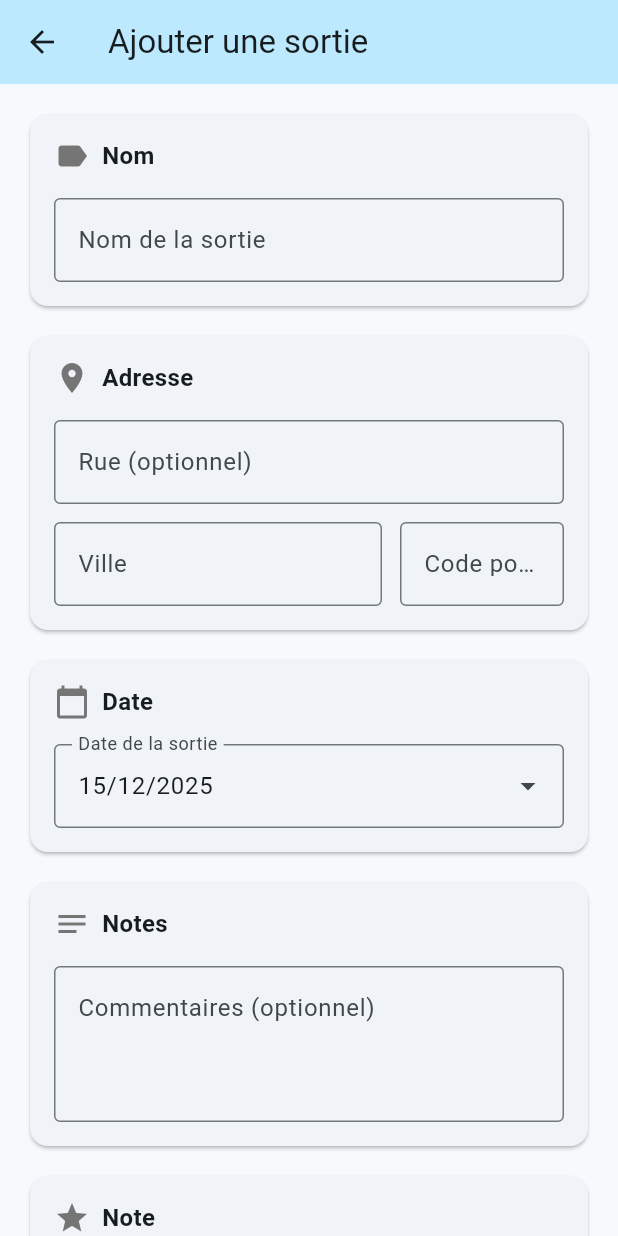
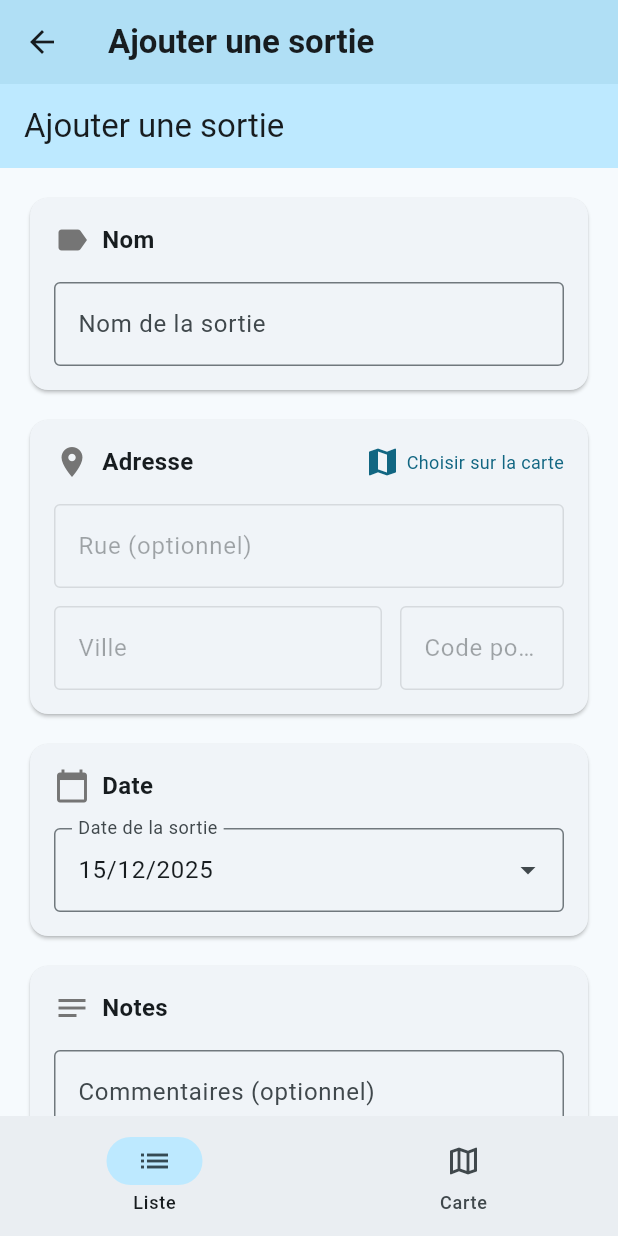
Before and after one commit to AzTaiiyoo/flutter_2025_carnet_voyage, a Flutter app: the screen it shows after launch, scrolled down 449 dp, after a tap on the "add" icon, on a phone screen of 412 x 824 dp. Run offline on Flutter 3.47's test engine with Material 3 defaults, Android fonts, the phone set to English and light mode, and no system bars; our stand-ins replace flutter_bloc, flutter_map, geocoding, latlong2.

Commit message:
feat(activity): Amélioration de AddActivity, fix de quelques comportements invoulu sur la Map et fix d'un bug sur la bottomNavBar

```diff
--- a/flutter_2025_carnet_voyage/lib/config/api_keys.dart
+++ b/flutter_2025_carnet_voyage/lib/config/api_keys.dart
@@ -3,6 +3,7 @@
 /// IMPORTANT: Ne pas commiter ce fichier avec de vraies clés API !
 /// Remplacez 'YOUR_API_KEY_HERE' par votre vraie clé OpenWeatherMap
 /// Obtenez votre clé gratuite sur: https://openweathermap.org/api
+library;
 
 class ApiKeys {
   /// Clé API OpenWeatherMap
--- a/flutter_2025_carnet_voyage/lib/repositories/repositories.dart
+++ /dev/null
@@ -1,6 +0,0 @@
-/// Barrel file pour les repositories
-/// Permet d'importer tous les repositories avec un seul import
-
-export 'address_repository.dart';
-export 'geo_coding_repository.dart';
-export 'weather_repository.dart';
--- a/flutter_2025_carnet_voyage/lib/ui/screen/add_activity.dart
+++ b/flutter_2025_carnet_voyage/lib/ui/screen/add_activity.dart
@@ -5,9 +5,13 @@ import 'package:intl/intl.dart';
 import '../../models/address.dart';
 import '../../models/sortie.dart';
 import '../../blocs/sortie_cubit.dart';
+import '../../blocs/map_cubit.dart';
 
 class AddActivity extends StatefulWidget {
-  const AddActivity({super.key});
+  final VoidCallback? onNavigateToMap;
+  final VoidCallback? onNavigateToList;
+
+  const AddActivity({super.key, this.onNavigateToMap, this.onNavigateToList});
 
   @override
   State<AddActivity> createState() => _AddActivityState();
@@ -30,6 +34,27 @@ class _AddActivityState extends State<AddActivity> {
   void initState() {
     super.initState();
     _dateController.text = DateFormat('dd/MM/yyyy').format(_selectedDate);
+  }
+
+  @override
+  void didChangeDependencies() {
+    super.didChangeDependencies();
+
+    // Récupérer l'adresse depuis le MapCubit si elle existe
+    final mapState = context.read<MapCubit>().state;
+    if (mapState.hasSelectedAddress) {
+      final Address address = mapState.selectedAddress!;
+      _streetController.text = address.street ?? '';
+      _cityController.text = address.city;
+      _postcodeController.text = address.postcode;
+    }
+  }
+
+  void _navigateToMap() {
+    // Naviguer vers la carte pour sélectionner une adresse via callback
+    if (widget.onNavigateToMap != null) {
+      widget.onNavigateToMap!();
+    }
   }
 
   @override
@@ -61,7 +86,19 @@ class _AddActivityState extends State<AddActivity> {
 
   @override
   Widget build(BuildContext context) {
-    return Scaffold(
+    return BlocListener<MapCubit, MapState>(
+      listener: (context, state) {
+        // Mettre à jour les champs quand une adresse est sélectionnée
+        if (state.hasSelectedAddress) {
+          final Address address = state.selectedAddress!;
+          setState(() {
+            _streetController.text = address.street ?? '';
+            _cityController.text = address.city;
+            _postcodeController.text = address.postcode;
+          });
+        }
+      },
+      child: Scaffold(
         appBar: AppBar(
           title: const Text('Ajouter une sortie'),
           backgroundColor: Theme.of(context).colorScheme.primaryContainer,
@@ -116,6 +153,9 @@ class _AddActivityState extends State<AddActivity> {
 
                   // Section Adresse
                   Card(
+                    child: InkWell(
+                      onTap: _navigateToMap,
+                      borderRadius: BorderRadius.circular(12),
                       child: Padding(
                         padding: const EdgeInsets.all(16.0),
                         child: Column(
@@ -123,13 +163,31 @@ class _AddActivityState extends State<AddActivity> {
                           children: [
                             Row(
                               children: [
-                            Icon(Icons.location_on, color: Colors.grey[600]),
+                                Icon(
+                                  Icons.location_on,
+                                  color: Colors.grey[600],
+                                ),
                                 const SizedBox(width: 8),
                                 const Text(
                                   'Adresse',
                                   style: TextStyle(
                                     fontSize: 16,
                                     fontWeight: FontWeight.bold,
+                                  ),
+                                ),
+                                const Spacer(),
+                                Icon(
+                                  Icons.map,
+                                  color: Theme.of(context).colorScheme.primary,
+                                ),
+                                const SizedBox(width: 4),
+                                Text(
+                                  'Choisir sur la carte',
+                                  style: TextStyle(
+                                    color: Theme.of(
+                                      context,
+                                    ).colorScheme.primary,
+                                    fontSize: 12,
                                   ),
                                 ),
                               ],
@@ -141,6 +199,7 @@ class _AddActivityState extends State<AddActivity> {
                                 labelText: 'Rue (optionnel)',
                                 border: OutlineInputBorder(),
                               ),
+                              enabled: false,
                             ),
                             const SizedBox(height: 12),
                             Row(
@@ -153,6 +212,7 @@ class _AddActivityState extends State<AddActivity> {
                                       labelText: 'Ville',
                                       border: OutlineInputBorder(),
                                     ),
+                                    enabled: false,
                                     validator: (value) {
                                       if (value == null || value.isEmpty) {
                                         return 'Ville requise';
@@ -169,6 +229,7 @@ class _AddActivityState extends State<AddActivity> {
                                       labelText: 'Code postal',
                                       border: OutlineInputBorder(),
                                     ),
+                                    enabled: false,
                                     keyboardType: TextInputType.number,
                                     validator: (value) {
                                       if (value == null || value.isEmpty) {
@@ -184,6 +245,7 @@ class _AddActivityState extends State<AddActivity> {
                         ),
                       ),
                     ),
+                  ),
                   const SizedBox(height: 12),
 
                   // Date
@@ -195,7 +257,10 @@ class _AddActivityState extends State<AddActivity> {
                         children: [
                           Row(
                             children: [
-                            Icon(Icons.calendar_today, color: Colors.grey[600]),
+                              Icon(
+                                Icons.calendar_today,
+                                color: Colors.grey[600],
+                              ),
                               const SizedBox(width: 8),
                               const Text(
                                 'Date',
@@ -291,7 +356,9 @@ class _AddActivityState extends State<AddActivity> {
                             children: List.generate(5, (index) {
                               return IconButton(
                                 icon: Icon(
-                                index < _rating ? Icons.star : Icons.star_border,
+                                  index < _rating
+                                      ? Icons.star
+                                      : Icons.star_border,
                                   color: Colors.amber,
                                   size: 36,
                                 ),
@@ -325,7 +392,9 @@ class _AddActivityState extends State<AddActivity> {
                     onPressed: () {
                       if (_formKey.currentState!.validate()) {
                         final Address address = Address(
-                        street: _streetController.text.isNotEmpty ? _streetController.text : null,
+                          street: _streetController.text.isNotEmpty
+                              ? _streetController.text
+                              : null,
                           city: _cityController.text,
                           postcode: _postcodeController.text,
                         );
@@ -335,12 +404,21 @@ class _AddActivityState extends State<AddActivity> {
                           name: _nameController.text,
                           address: address,
                           date: _selectedDate,
-                        note: _noteController.text.isNotEmpty ? _noteController.text : null,
+                          note: _noteController.text.isNotEmpty
+                              ? _noteController.text
+                              : null,
                           rating: _rating > 0 ? _rating : null,
                           imageUrl: null,
                         );
                         context.read<SortieCubit>().addSortie(newSortie);
-                      Navigator.of(context).pop();
+
+                        // Nettoyer les champs
+                        _resetForm();
+
+                        // Revenir à la liste
+                        if (widget.onNavigateToList != null) {
+                          widget.onNavigateToList!();
+                        }
 
                         ScaffoldMessenger.of(context).showSnackBar(
                           const SnackBar(
@@ -361,6 +439,21 @@ class _AddActivityState extends State<AddActivity> {
             ),
           ),
         ),
+      ),
     );
   }
+
+  void _resetForm() {
+    setState(() {
+      _nameController.clear();
+      _streetController.clear();
+      _cityController.clear();
+      _postcodeController.clear();
+      _noteController.clear();
+      _selectedDate = DateTime.now();
+      _dateController.text = DateFormat('dd/MM/yyyy').format(_selectedDate);
+      _rating = 0;
+    });
+    context.read<MapCubit>().clearSelection();
   }
+}
--- a/flutter_2025_carnet_voyage/lib/ui/screen/home.dart
+++ b/flutter_2025_carnet_voyage/lib/ui/screen/home.dart
@@ -1,5 +1,5 @@
 import 'package:flutter/material.dart';
-import '../../routes/routes.dart';
+import 'package:flutter_2025_carnet_voyage/ui/screen/add_activity.dart';
 import 'package:flutter_2025_carnet_voyage/ui/view/map_view.dart';
 import '../view/list.dart';
 
@@ -13,24 +13,63 @@ class Home extends StatefulWidget {
 class _HomeState extends State<Home> {
   int currentPageIndex = 0;
 
+  void _navigateToAddActivity() {
+    setState(() {
+      currentPageIndex = 2; // Index de AddActivity
+    });
+  }
+
+  void _navigateToMap() {
+    setState(() {
+      currentPageIndex = 1; // Index de MapView
+    });
+  }
+
+  void _navigateToList() {
+    setState(() {
+      currentPageIndex = 0; // Index de SortieListPage
+    });
+  }
+
+  // Liste des vues (écrans)
+  late final List<Widget> _views = [
+    const SortieListPage(),
+    MapView(onNavigateToAddActivity: _navigateToAddActivity),
+    AddActivity(
+      onNavigateToMap: _navigateToMap,
+      onNavigateToList: _navigateToList,
+    ),
+  ];
+
+  // Titres correspondants
+  final List<String> _titles = ['Mes Sorties', 'Carte', 'Ajouter une sortie'];
+
   @override
   Widget build(BuildContext context) {
     return Scaffold(
       appBar: AppBar(
         title: Text(
-          currentPageIndex == 0 ? 'Mes Sorties' : 'Carte',
+          _titles[currentPageIndex],
           style: const TextStyle(fontWeight: FontWeight.bold),
         ),
         backgroundColor: Theme.of(context).colorScheme.primaryContainer,
         elevation: 0,
+        leading: currentPageIndex == 2
+            ? IconButton(
+                icon: const Icon(Icons.arrow_back),
+                onPressed: () {
+                  setState(() {
+                    currentPageIndex = 0; // Retour à la liste
+                  });
+                },
+              )
+            : null,
         actions: [
           if (currentPageIndex == 0)
             IconButton(
               icon: const Icon(Icons.add),
               tooltip: 'Ajouter une sortie',
-              onPressed: () {
-                Navigator.pushNamed(context, Routes.addActivity);
-              },
+              onPressed: _navigateToAddActivity,
             ),
         ],
       ),
@@ -41,7 +80,7 @@ class _HomeState extends State<Home> {
           });
         },
         indicatorColor: Theme.of(context).colorScheme.primaryContainer,
-        selectedIndex: currentPageIndex,
+        selectedIndex: currentPageIndex > 1 ? 0 : currentPageIndex,
         destinations: const <Widget>[
           NavigationDestination(
             selectedIcon: Icon(Icons.list),
@@ -55,10 +94,7 @@ class _HomeState extends State<Home> {
           ),
         ],
       ),
-      body: IndexedStack(
-        index: currentPageIndex,
-        children: const <Widget>[SortieListPage(), MapView()],
-      ),
+      body: IndexedStack(index: currentPageIndex, children: _views),
     );
   }
 }
--- a/flutter_2025_carnet_voyage/lib/ui/screen/map_screen.dart
+++ b/flutter_2025_carnet_voyage/lib/ui/screen/map_screen.dart
@@ -1,4 +1,5 @@
 import 'package:flutter/material.dart';
+import 'package:flutter_2025_carnet_voyage/ui/view/map_view.dart';
 
 class MapScreen extends StatefulWidget {
   const MapScreen({super.key});
@@ -10,6 +11,6 @@ class MapScreen extends StatefulWidget {
 class _MapState extends State<MapScreen> {
   @override
   Widget build(BuildContext context) {
-    return const Placeholder();
+    return MapView();
   }
 }
--- a/flutter_2025_carnet_voyage/lib/ui/view/map_view.dart
+++ b/flutter_2025_carnet_voyage/lib/ui/view/map_view.dart
@@ -9,7 +9,9 @@ import 'package:flutter_2025_carnet_voyage/ui/widget/address_search_bar.dart';
 import 'package:flutter_2025_carnet_voyage/ui/widget/address_info_widget.dart';
 
 class MapView extends StatefulWidget {
-  const MapView({super.key});
+  final VoidCallback? onNavigateToAddActivity;
+
+  const MapView({super.key, this.onNavigateToAddActivity});
 
   @override
   State<MapView> createState() => _MapViewState();
@@ -75,23 +77,27 @@ class _MapViewState extends State<MapView> {
 
               // Contenu superposé
               SafeArea(
-                child: Column(
-                  children: [
-                    // Barre de recherche en haut
-                    Padding(
-                      padding: const EdgeInsets.all(16.0),
-                      child: const AddressSearchBar(),
-                    ),
+                child: Padding(
+                  padding: const EdgeInsets.all(16.0),
+                  child: Column(
+                    crossAxisAlignment: CrossAxisAlignment.stretch,
+                    children: [
+                      // Barre de recherche en haut
+                      const AddressSearchBar(),
 
-                    // Widget d'informations météo/localisation
-                    Padding(
-                      padding: const EdgeInsets.symmetric(horizontal: 16.0),
-                      child: const AddressInfoWidget(),
-                    ),
+                      const SizedBox(height: 8),
 
-                    // Spacer pour pousser le bouton vers le bas
-                    const Spacer(),
-                  ],
+                      // Widget d'informations météo/localisation (avec hauteur max)
+                      ConstrainedBox(
+                        constraints: BoxConstraints(
+                          maxHeight: MediaQuery.of(context).size.height * 0.35,
+                        ),
+                        child: const SingleChildScrollView(
+                          child: AddressInfoWidget(),
+                        ),
+                      ),
+                    ],
+                  ),
                 ),
               ),
 
@@ -128,18 +134,9 @@ class _MapViewState extends State<MapView> {
   }
 
   void _onValidateSelection(BuildContext context, MapState state) {
-    // TODO: Naviguer vers l'écran de création de sortie avec l'adresse
-    if (state.selectedAddress != null) {
-      ScaffoldMessenger.of(context).showSnackBar(
-        SnackBar(
-          content: Text('Adresse sélectionnée: ${state.selectedAddress}'),
-          duration: const Duration(seconds: 2),
-          action: SnackBarAction(label: 'OK', onPressed: () {}),
-        ),
-      );
-
-      // TODO: Remplacer par la navigation vers l'écran de création
-      // Navigator.pushNamed(context, Routes.createActivity, arguments: state.selectedAddress);
+    if (state.selectedAddress != null && widget.onNavigateToAddActivity != null) {
+      // Naviguer vers AddActivity via callback
+      widget.onNavigateToAddActivity!();
     }
   }
 }
```
Also changed, not shown: flutter_2025_carnet_voyage/lib/ui/view/home_view.dart (deleted, +0 -10 lines), flutter_2025_carnet_voyage/lib/ui/view/list.dart (+2 -9 lines), flutter_2025_carnet_voyage/lib/ui/widget/address_search_bar.dart (+13 -1 lines), flutter_2025_carnet_voyage/lib/ui/widget/widget.dart (deleted). Lines whose indentation alone changed are shown as unchanged.
